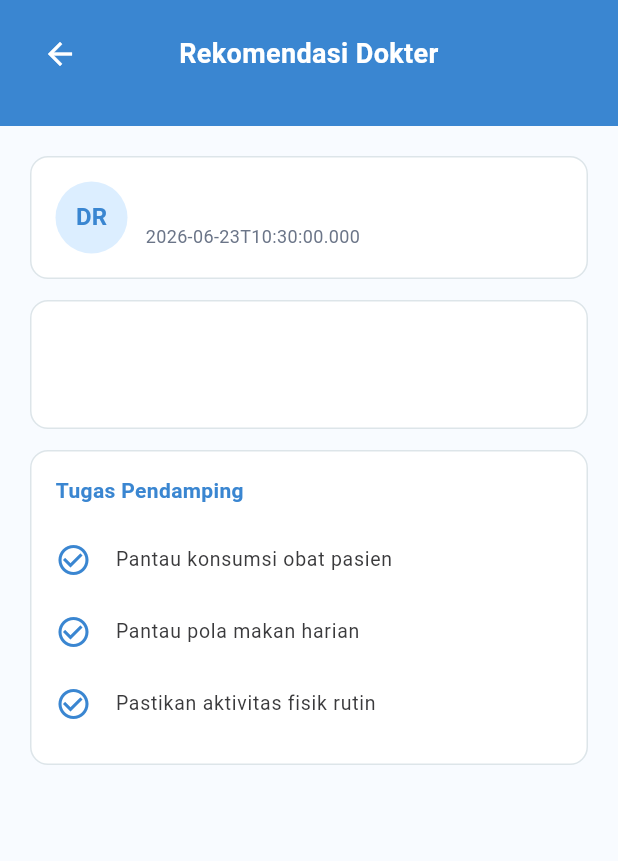
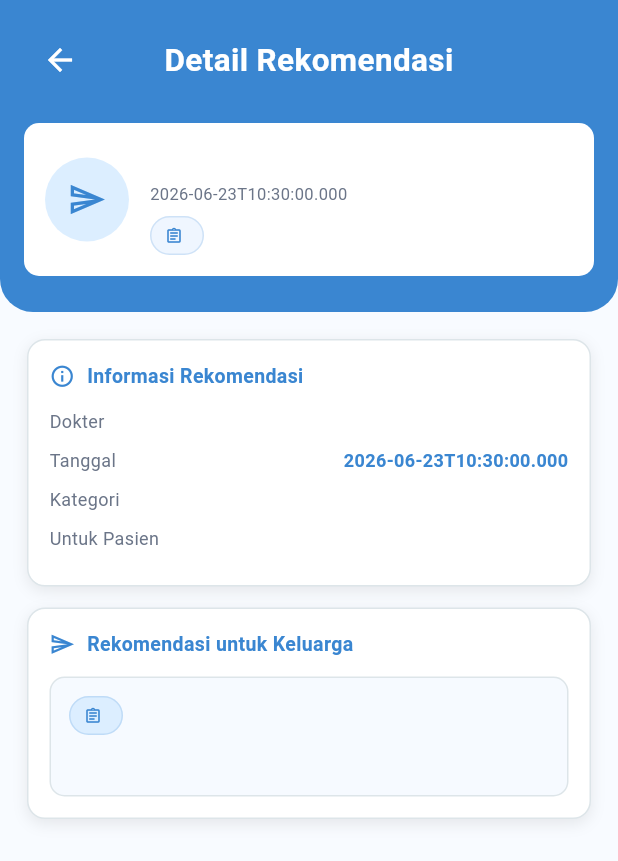
Before and after one commit to maulinanl/diabetaku_app, a Flutter app: the FamilyRecommendationDetailPage screen opened directly with empty values, on a phone screen of 412 x 824 dp. Shown: the top 861 px of the screen. Run offline on Flutter 3.47's test engine with Material 3 defaults, Android fonts, the light colour scheme and no system bars; our stand-ins replace fl_chart, google_fonts, shared_preferences; accounts and stored records are empty.

Commit message:
Bug prescription

```diff
--- a/lib/features/family/pages/family_main_page.dart
+++ b/lib/features/family/pages/family_main_page.dart
@@ -12,6 +12,7 @@
 import 'family_history_page.dart';
 import 'family_notification_page.dart';
 import 'family_profile_page.dart';
+import 'family_recommendation_detail_page.dart';
 
 class FamilyMainPage extends StatefulWidget {
   const FamilyMainPage({super.key});
@@ -219,8 +220,6 @@
                       children: [
                         _recommendationCard(),
                         const SizedBox(height: 12),
-                        _validationCard(),
-                        const SizedBox(height: 14),
                         _summaryCards(),
                         const SizedBox(height: 14),
                         _dailyChecklistCard(),
@@ -235,21 +234,6 @@
           ],
         ),
       ),
-    );
-  }
-
-  Widget _validationCard() {
-    final count = pendingValidations.length;
-
-    return _smallInfoCard(
-      icon: Icons.assignment_outlined,
-      title: count == 0
-          ? 'Tidak ada validasi menunggu'
-          : '$count data menunggu validasi',
-      subtitle: count == 0
-          ? 'Semua data yang kamu input sudah diproses pasien'
-          : 'Data yang kamu input masih menunggu konfirmasi pasien',
-      onTap: () {},
     );
   }
 
@@ -692,7 +676,16 @@
     icon: Icons.description_outlined,
     title: latest['category']?.toString() ?? 'Rekomendasi',
     subtitle: latest['recommendation_text']?.toString() ?? '-',
-      onTap: () {},
+    onTap: () {
+      Navigator.push(
+        context,
+        MaterialPageRoute(
+          builder: (_) => FamilyRecommendationDetailPage(
+            item: latest,
+          ),
+        ),
+      );
+    },
   );
 }
 
--- a/lib/features/family/pages/family_recommendation_detail_page.dart
+++ b/lib/features/family/pages/family_recommendation_detail_page.dart
@@ -29,12 +29,10 @@
       item['description']?.toString() ??
       '-';
 
-  String get initial {
-    final parts = doctorName.trim().split(' ').where((e) => e.isNotEmpty).toList();
-    if (parts.isEmpty) return 'DR';
-    if (parts.length == 1) return parts.first[0].toUpperCase();
-    return '${parts[0][0]}${parts[1][0]}'.toUpperCase();
-  }
+  String get targetPatient =>
+      item['patient_name']?.toString() ??
+      item['full_name']?.toString() ??
+      'Pasien';
 
   @override
   Widget build(BuildContext context) {
@@ -47,14 +45,13 @@
             _header(context),
             Expanded(
               child: SingleChildScrollView(
-                padding: const EdgeInsets.all(20),
+                padding: const EdgeInsets.fromLTRB(18, 18, 18, 28),
                 child: Column(
                   children: [
-                    _doctorCard(),
+                    _infoCard(),
                     const SizedBox(height: 14),
                     _recommendationCard(),
                     const SizedBox(height: 14),
-                    _familyTaskCard(),
                   ],
                 ),
               ),
@@ -70,9 +67,17 @@
 
     return Container(
       width: double.infinity,
-      padding: EdgeInsets.fromLTRB(16, topPad + 12, 16, 24),
+      padding: EdgeInsets.fromLTRB(16, topPad + 16, 16, 24),
+      decoration: const BoxDecoration(
         color: AppColors.primaryBlue,
-      child: Row(
+        borderRadius: BorderRadius.only(
+          bottomLeft: Radius.circular(22),
+          bottomRight: Radius.circular(22),
+        ),
+      ),
+      child: Column(
+        children: [
+          Row(
             children: [
               IconButton(
                 onPressed: () => Navigator.pop(context),
@@ -80,11 +85,11 @@
               ),
               const Expanded(
                 child: Text(
-              'Rekomendasi Dokter',
+                  'Detail Rekomendasi',
                   textAlign: TextAlign.center,
                   style: TextStyle(
                     color: Colors.white,
-                fontSize: 18,
+                    fontSize: 21,
                     fontWeight: FontWeight.bold,
                   ),
                 ),
@@ -92,27 +97,26 @@
               const SizedBox(width: 48),
             ],
           ),
-    );
-  }
-
-  Widget _doctorCard() {
-    return Container(
-      padding: const EdgeInsets.all(16),
-      decoration: _cardDecoration(),
+          const SizedBox(height: 18),
+          Container(
+            width: double.infinity,
+            padding: const EdgeInsets.all(14),
+            decoration: BoxDecoration(
+              color: AppColors.white,
+              borderRadius: BorderRadius.circular(10),
+            ),
             child: Row(
               children: [
-          CircleAvatar(
-            radius: 24,
+                const CircleAvatar(
+                  radius: 28,
                   backgroundColor: AppColors.lightBlue,
-            child: Text(
-              initial,
-              style: const TextStyle(
+                  child: Icon(
+                    Icons.send_outlined,
                     color: AppColors.primaryBlue,
-                fontWeight: FontWeight.bold,
+                    size: 26,
                   ),
                 ),
-          ),
-          const SizedBox(width: 12),
+                const SizedBox(width: 14),
                 Expanded(
                   child: Column(
                     crossAxisAlignment: CrossAxisAlignment.start,
@@ -121,6 +125,7 @@
                         doctorName,
                         style: const TextStyle(
                           color: AppColors.dark1,
+                          fontSize: 15,
                           fontWeight: FontWeight.w700,
                         ),
                       ),
@@ -129,7 +134,17 @@
                         date,
                         style: const TextStyle(
                           color: AppColors.dark2,
-                    fontSize: 12,
+                          fontSize: 11,
+                        ),
+                      ),
+                      const SizedBox(height: 7),
+                      _smallBadge(
+                        text: category,
+                        bg: AppColors.veryLightBlue,
+                        color: AppColors.primaryBlue,
+                        icon: _categoryIcon(category),
+                      ),
+                    ],
                   ),
                 ),
               ],
@@ -140,28 +155,88 @@
     );
   }
 
-  Widget _recommendationCard() {
+  Widget _infoCard() {
     return Container(
       width: double.infinity,
-      padding: const EdgeInsets.all(16),
+      padding: const EdgeInsets.all(14),
       decoration: _cardDecoration(),
       child: Column(
         crossAxisAlignment: CrossAxisAlignment.start,
         children: [
+          const Row(
+            children: [
+              Icon(Icons.info_outline, color: AppColors.primaryBlue, size: 17),
+              SizedBox(width: 8),
               Text(
-            category,
-            style: const TextStyle(
+                'Informasi Rekomendasi',
+                style: TextStyle(
                   color: AppColors.primaryBlue,
+                  fontSize: 13,
                   fontWeight: FontWeight.w700,
                 ),
               ),
+            ],
+          ),
           const SizedBox(height: 12),
+          _infoRow('Dokter', doctorName),
+          _infoRow('Tanggal', date),
+          _infoRow('Kategori', category),
+          _infoRow('Untuk Pasien', targetPatient),
+        ],
+      ),
+    );
+  }
+
+  Widget _recommendationCard() {
+    return Container(
+      width: double.infinity,
+      padding: const EdgeInsets.all(14),
+      decoration: _cardDecoration(),
+      child: Column(
+        crossAxisAlignment: CrossAxisAlignment.start,
+        children: [
+          const Row(
+            children: [
+              Icon(Icons.send_outlined, color: AppColors.primaryBlue, size: 17),
+              SizedBox(width: 8),
+              Text(
+                'Rekomendasi untuk Keluarga',
+                style: TextStyle(
+                  color: AppColors.primaryBlue,
+                  fontSize: 13,
+                  fontWeight: FontWeight.w700,
+                ),
+              ),
+            ],
+          ),
+          const SizedBox(height: 12),
+          Container(
+            width: double.infinity,
+            padding: const EdgeInsets.all(12),
+            decoration: BoxDecoration(
+              color: AppColors.veryLightBlue.withValues(alpha: 0.55),
+              borderRadius: BorderRadius.circular(10),
+              border: Border.all(color: AppColors.light1),
+            ),
+            child: Column(
+              crossAxisAlignment: CrossAxisAlignment.start,
+              children: [
+                _smallBadge(
+                  text: category,
+                  bg: AppColors.lightBlue,
+                  color: AppColors.primaryBlue,
+                  icon: _categoryIcon(category),
+                ),
+                const SizedBox(height: 10),
                 Text(
                   recommendationText,
                   style: const TextStyle(
                     color: AppColors.dark1,
                     fontSize: 13,
-              height: 1.45,
+                    height: 1.35,
+                  ),
+                ),
+              ],
             ),
           ),
         ],
@@ -169,43 +244,75 @@
     );
   }
 
-  Widget _familyTaskCard() {
-    final tasks = [
-      'Pantau konsumsi obat pasien',
-      'Pantau pola makan harian',
-      'Pastikan aktivitas fisik rutin',
-    ];
+  IconData _categoryIcon(String category) {
+    switch (category) {
+      case 'Obat':
+        return Icons.medication_outlined;
+      case 'Pola Makan':
+        return Icons.restaurant_outlined;
+      case 'Aktivitas Fisik':
+      case 'Gaya Hidup':
+        return Icons.directions_run;
+      default:
+        return Icons.assignment_outlined;
+    }
+  }
 
-    return Container(
-      width: double.infinity,
-      padding: const EdgeInsets.all(16),
-      decoration: _cardDecoration(),
-      child: Column(
+  Widget _infoRow(String label, String value) {
+    return Padding(
+      padding: const EdgeInsets.only(bottom: 9),
+      child: Row(
         crossAxisAlignment: CrossAxisAlignment.start,
         children: [
-          const Text(
-            'Tugas Pendamping',
-            style: TextStyle(
-              color: AppColors.primaryBlue,
-              fontWeight: FontWeight.w700,
+          Expanded(
+            child: Text(
+              label,
+              style: const TextStyle(color: AppColors.dark2, fontSize: 12),
             ),
           ),
-          const SizedBox(height: 12),
-          ...tasks.map(
-            (task) => ListTile(
-              dense: true,
-              contentPadding: EdgeInsets.zero,
-              leading: const Icon(
-                Icons.check_circle_outline,
+          const SizedBox(width: 12),
+          Expanded(
+            child: Text(
+              value,
+              textAlign: TextAlign.right,
+              style: const TextStyle(
                 color: AppColors.primaryBlue,
-              ),
-              title: Text(
-                task,
-                style: const TextStyle(
-                  color: AppColors.dark1,
-                  fontSize: 13,
+                fontSize: 12,
+                fontWeight: FontWeight.w600,
               ),
             ),
+          ),
+        ],
+      ),
+    );
+  }
+
+  Widget _smallBadge({
+    required String text,
+    required Color bg,
+    required Color color,
+    IconData? icon,
+  }) {
+    return Container(
+      padding: const EdgeInsets.symmetric(horizontal: 9, vertical: 5),
+      decoration: BoxDecoration(
+        color: bg,
+        borderRadius: BorderRadius.circular(18),
+        border: Border.all(color: color.withValues(alpha: 0.18)),
+      ),
+      child: Row(
+        mainAxisSize: MainAxisSize.min,
+        children: [
+          if (icon != null) ...[
+            Icon(icon, color: color, size: 12),
+            const SizedBox(width: 4),
+          ],
+          Text(
+            text,
+            style: TextStyle(
+              color: color,
+              fontSize: 10,
+              fontWeight: FontWeight.w600,
             ),
           ),
         ],
@@ -218,6 +325,13 @@
       color: AppColors.white,
       borderRadius: BorderRadius.circular(12),
       border: Border.all(color: AppColors.light1),
+      boxShadow: [
+        BoxShadow(
+          color: Colors.black.withValues(alpha: 0.08),
+          blurRadius: 8,
+          offset: const Offset(0, 3),
+        ),
+      ],
     );
   }
 }
```
Also changed, not shown: assets/images/login-illustration.png (added). Lines whose indentation alone changed are shown as unchanged.
